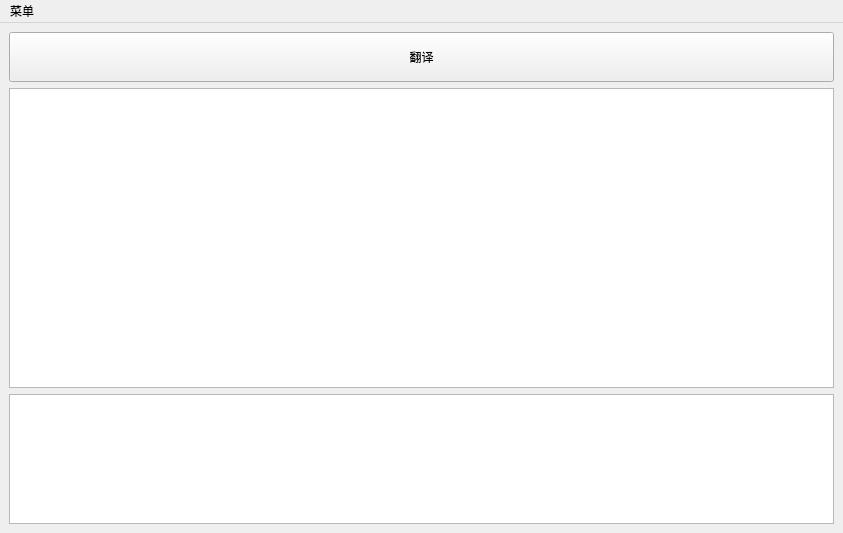
Old version of the form mainwindow.ui in the repository Amorter/AliTran.
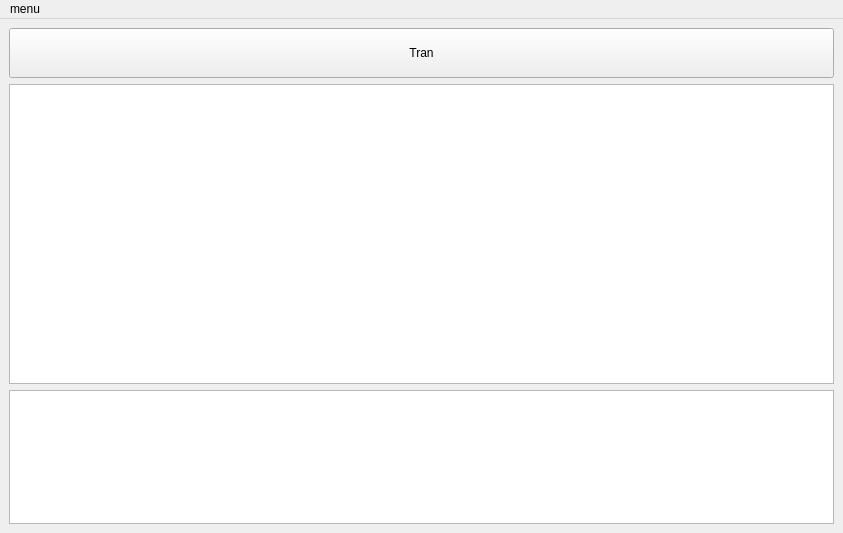
New version of the form.

The edit to the form file:
```diff
--- a/mainwindow.ui
+++ b/mainwindow.ui
@@ -32,7 +32,7 @@
          </size>
         </property>
         <property name="text">
-         <string>翻译</string>
+         <string>Tran</string>
         </property>
        </widget>
       </item>
@@ -71,7 +71,7 @@
    </property>
    <widget class="QMenu" name="menu">
     <property name="title">
-     <string>菜单</string>
+     <string>menu</string>
     </property>
     <widget class="QMenu" name="language">
      <property name="title">
```
Left out of the diff: 12 changed lines with no effect on the pictures.
